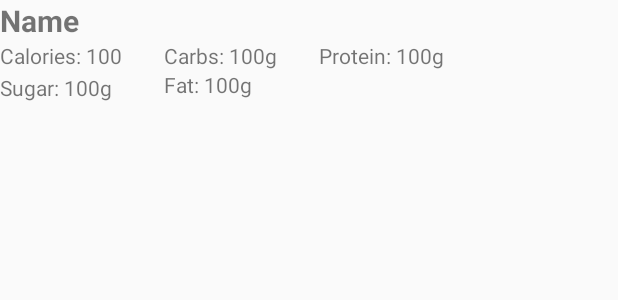
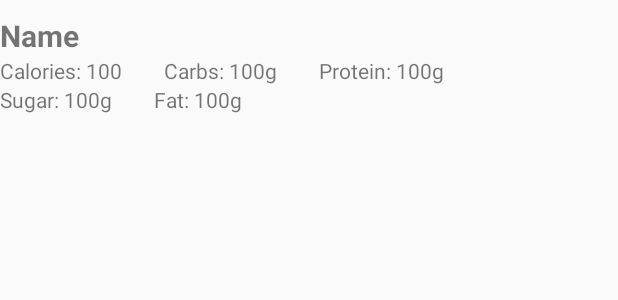
Before and after one commit to lilching/washu-gains-app, an Android app: the layout food_list_row.xml on its own in the app's theme, with its tools: preview values and no code run, on a phone screen of 412 x 824 dp. Shown: the top 300 px of the screen. Run offline under Robolectric (Android 15) with nearby library versions, the phone set to English and light mode, and no system bars.

Commit message:
more moving around

```diff
--- a/app/src/main/res/layout/food_list_row.xml
+++ b/app/src/main/res/layout/food_list_row.xml
@@ -5,6 +5,17 @@
     android:layout_width="match_parent"
     xmlns:app="http://schemas.android.com/apk/res-auto"
     android:layout_height="wrap_content">
+
+
+    <LinearLayout
+        android:layout_width="wrap_content"
+        android:layout_height="wrap_content"
+        android:orientation="vertical"
+        app:layout_constraintBottom_toBottomOf="parent"
+        app:layout_constraintStart_toStartOf="parent"
+        app:layout_constraintTop_toTopOf="parent"
+        android:layout_marginBottom="10dp"
+        android:layout_marginTop="10dp">
 
         <TextView
             android:id="@+id/foodNameText"
@@ -16,13 +27,16 @@
             app:layout_constraintStart_toStartOf="parent"
             app:layout_constraintTop_toTopOf="parent" />
 
+        <LinearLayout
+            android:layout_width="match_parent"
+            android:layout_height="match_parent"
+            android:orientation="horizontal">
+
             <TextView
                 android:id="@+id/caloriesText"
                 android:layout_width="wrap_content"
                 android:layout_height="wrap_content"
-        android:text="Calories: 100"
-        app:layout_constraintStart_toStartOf="@+id/foodNameText"
-        app:layout_constraintTop_toBottomOf="@+id/foodNameText" />
+                android:text="Calories: 100" />
 
             <TextView
                 android:id="@+id/carbsText"
@@ -30,11 +44,7 @@
                 android:layout_height="wrap_content"
                 android:layout_marginStart="28dp"
                 android:layout_marginLeft="28dp"
-        android:text="Carbs: 100g"
-        app:layout_constraintBottom_toBottomOf="@+id/caloriesText"
-        app:layout_constraintStart_toEndOf="@+id/caloriesText"
-        app:layout_constraintTop_toBottomOf="@+id/foodNameText"
-        app:layout_constraintVertical_bias="0.0" />
+                android:text="Carbs: 100g" />
 
             <TextView
                 android:id="@+id/proteinText"
@@ -42,29 +52,29 @@
                 android:layout_height="wrap_content"
                 android:layout_marginStart="28dp"
                 android:layout_marginLeft="28dp"
-        android:text="Protein: 100g"
-        app:layout_constraintBottom_toBottomOf="@+id/carbsText"
-        app:layout_constraintStart_toEndOf="@+id/carbsText"
-        app:layout_constraintTop_toBottomOf="@+id/foodNameText"
-        app:layout_constraintVertical_bias="0.0" />
+                android:text="Protein: 100g" />
+        </LinearLayout>
+
+        <LinearLayout
+            android:layout_width="match_parent"
+            android:layout_height="match_parent"
+            android:orientation="horizontal">
 
             <TextView
                 android:id="@+id/sugarText"
                 android:layout_width="wrap_content"
                 android:layout_height="wrap_content"
-        android:layout_marginTop="21dp"
-        android:text="Sugar: 100g"
-        app:layout_constraintStart_toStartOf="@+id/caloriesText"
-        app:layout_constraintTop_toTopOf="@+id/caloriesText" />
+                android:text="Sugar: 100g" />
 
             <TextView
                 android:id="@+id/fatText"
                 android:layout_width="wrap_content"
                 android:layout_height="wrap_content"
-        android:text="Fat: 100g"
-        android:layout_marginBottom="20dp"
-        app:layout_constraintBottom_toBottomOf="parent"
-        app:layout_constraintStart_toStartOf="@+id/carbsText"
-        app:layout_constraintTop_toBottomOf="@+id/carbsText" />
+                android:layout_marginStart="28dp"
+                android:layout_marginLeft="28dp"
+                android:text="Fat: 100g" />
+        </LinearLayout>
+    </LinearLayout>
+
 
 </androidx.constraintlayout.widget.ConstraintLayout>
```
Lines whose indentation alone changed are shown as unchanged.
